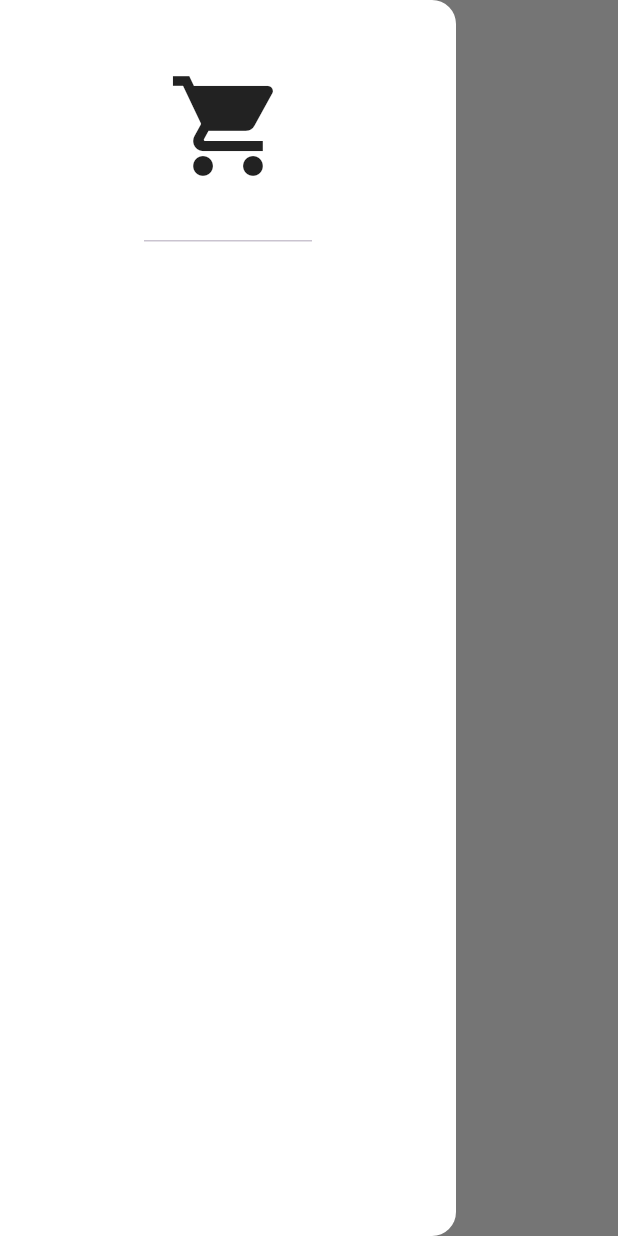
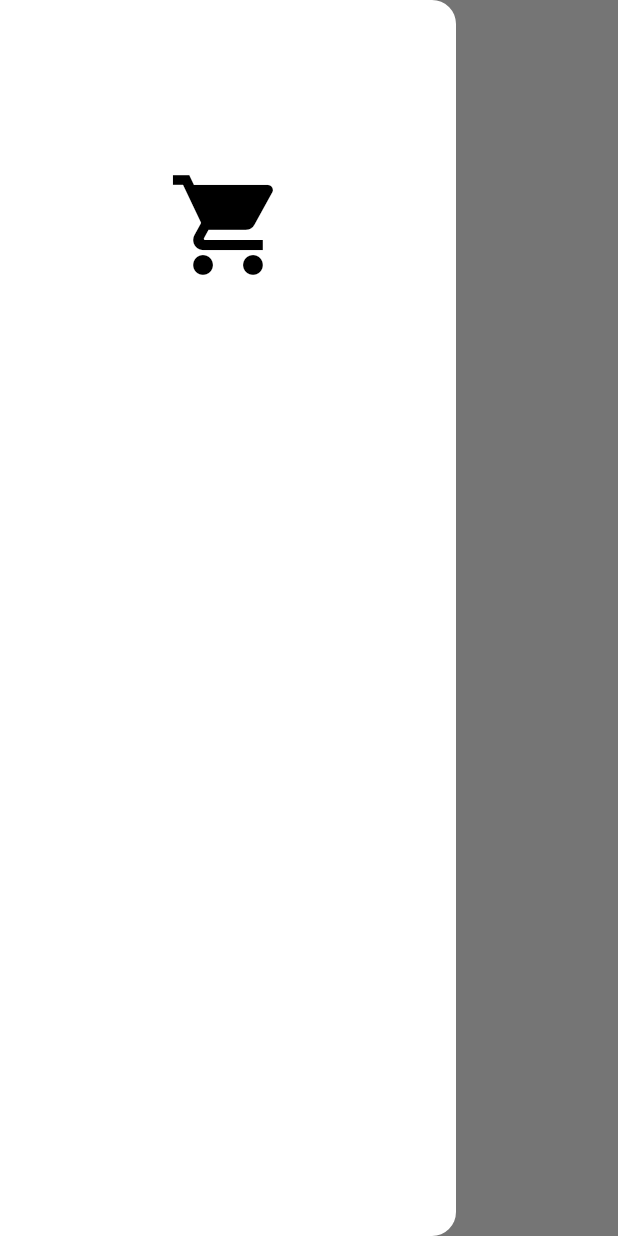
Before and after one commit to iftekar2/FlutterProjects, a Flutter app: the ShopPage screen opened by its route, with the side drawer open, on a phone screen of 412 x 824 dp. Run offline on Flutter 3.47's test engine with Material 3 defaults, Android fonts, the phone set to English and light mode, and no system bars; our stand-ins replace flutter_slidable, flutter_spinkit, google_nav_bar, hive, hive_flutter; accounts and stored records are empty.

Commit message:
DrawerHeader removed

```diff
--- a/shoping_app/lib/components/my_drawer.dart
+++ b/shoping_app/lib/components/my_drawer.dart
@@ -10,7 +10,15 @@
       child: Column(
         children: [
           // Drawer header: Logo
-          DrawerHeader(child: Icon(Icons.shopping_cart, size: 80)),
+          Container(
+            height: 300,
+            alignment: Alignment.center,
+            child: const Icon(
+              Icons.shopping_cart,
+              size: 80,
+              color: Colors.black,
+            ),
+          ),
 
           // Shop tile
 
```
